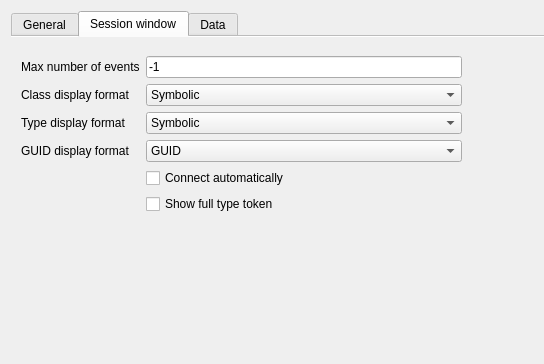
First picture: the form in src/cdlgmainsettings.ui, repository grodansparadis/vscp-works-qt, before the edit; both pictures show x 0 to 544 and y 0 to 364 of the 772 by 474 pixel window.
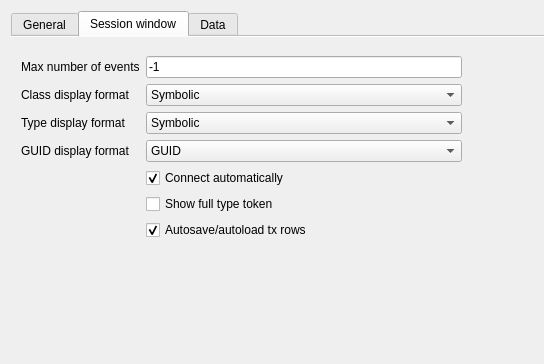
Second picture: the form after the edit.

The edit to the form file:
```diff
--- a/src/cdlgmainsettings.ui
+++ b/src/cdlgmainsettings.ui
@@ -315,6 +315,9 @@
           <property name="text">
            <string>Connect automatically</string>
           </property>
+          <property name="checked">
+           <bool>true</bool>
+          </property>
          </widget>
         </item>
         <item row="6" column="1">
@@ -327,7 +330,7 @@
           </property>
          </widget>
         </item>
-        <item row="7" column="1">
+        <item row="8" column="1">
          <spacer name="verticalSpacer">
           <property name="orientation">
            <enum>Qt::Vertical</enum>
@@ -340,6 +343,19 @@
           </property>
          </spacer>
         </item>
+        <item row="7" column="1">
+         <widget class="QCheckBox" name="chkAutoSaveTxRows">
+          <property name="toolTip">
+           <string>&lt;html&gt;&lt;head/&gt;&lt;body&gt;&lt;p&gt;Tx &lt;span style=&quot; color:#000000;&quot;&gt;rows&lt;/span&gt; from &lt;span style=&quot; font-weight:600;&quot;&gt;last session&lt;/span&gt; loads when session opens and rows are saved when session closes.&lt;/p&gt;&lt;/body&gt;&lt;/html&gt;</string>
+          </property>
+          <property name="text">
+           <string>Autosave/autoload tx rows</string>
+          </property>
+          <property name="checked">
+           <bool>true</bool>
+          </property>
+         </widget>
+        </item>
        </layout>
       </widget>
      </widget>
```
Left out of the diff: 41 changed lines with no effect on the pictures.
